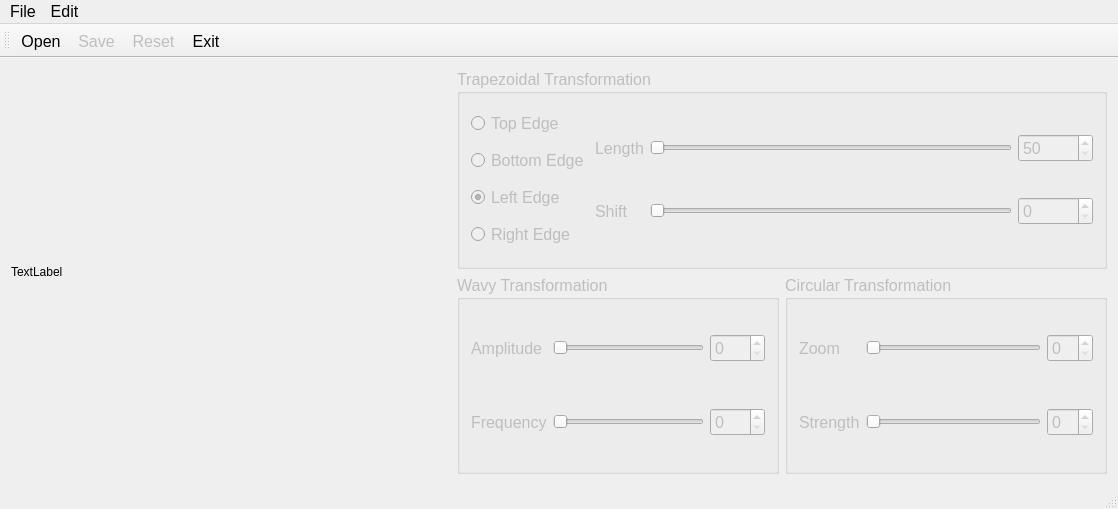
The window that hw6/ImgWarper/mainwindow.ui (otakusaikou/2016-631-M8210) describes before a commit, drawn with Qt 5.
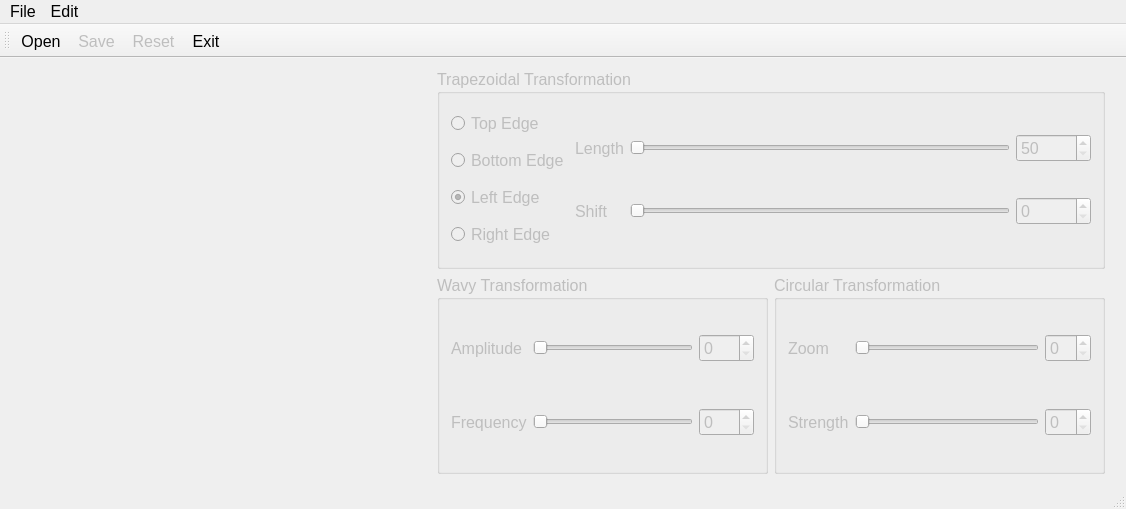
The same window after the commit. Icons and pictures are not drawn.

```diff
--- a/hw6/ImgWarper/mainwindow.ui
+++ b/hw6/ImgWarper/mainwindow.ui
@@ -6,7 +6,7 @@
    <rect>
     <x>0</x>
     <y>0</y>
-    <width>1118</width>
+    <width>1126</width>
     <height>509</height>
    </rect>
   </property>
@@ -15,7 +15,7 @@
   </property>
   <widget class="QWidget" name="centralWidget">
    <layout class="QGridLayout" name="gridLayout_7">
-    <item row="0" column="2" colspan="2">
+    <item row="0" column="3" colspan="2">
      <widget class="QGroupBox" name="trapeGroupBox">
       <property name="enabled">
        <bool>false</bool>
@@ -181,7 +181,7 @@
       </layout>
      </widget>
     </item>
-    <item row="1" column="2">
+    <item row="1" column="3">
      <widget class="QGroupBox" name="wavyGroupBox">
       <property name="enabled">
        <bool>false</bool>
@@ -290,7 +290,7 @@
       </layout>
      </widget>
     </item>
-    <item row="0" column="0" rowspan="2">
+    <item row="0" column="1" rowspan="2">
      <widget class="QLabel" name="srcImgLabel">
       <property name="sizePolicy">
        <sizepolicy hsizetype="Fixed" vsizetype="Preferred">
@@ -305,11 +305,11 @@
        </size>
       </property>
       <property name="text">
-       <string>TextLabel</string>
+       <string/>
       </property>
      </widget>
     </item>
-    <item row="1" column="3">
+    <item row="1" column="4">
      <widget class="QGroupBox" name="circleGroupBox">
       <property name="enabled">
        <bool>false</bool>
@@ -412,7 +412,7 @@
       </layout>
      </widget>
     </item>
-    <item row="0" column="1" rowspan="2">
+    <item row="0" column="2" rowspan="2">
      <spacer name="horizontalSpacer">
       <property name="orientation">
        <enum>Qt::Horizontal</enum>
@@ -422,12 +422,44 @@
       </property>
       <property name="sizeHint" stdset="0">
        <size>
-        <width>40</width>
+        <width>10</width>
         <height>15</height>
        </size>
       </property>
      </spacer>
     </item>
+    <item row="0" column="0" rowspan="2">
+     <spacer name="horizontalSpacer_2">
+      <property name="orientation">
+       <enum>Qt::Horizontal</enum>
+      </property>
+      <property name="sizeType">
+       <enum>QSizePolicy::Fixed</enum>
+      </property>
+      <property name="sizeHint" stdset="0">
+       <size>
+        <width>10</width>
+        <height>20</height>
+       </size>
+      </property>
+     </spacer>
+    </item>
+    <item row="0" column="5" rowspan="2">
+     <spacer name="horizontalSpacer_3">
+      <property name="orientation">
+       <enum>Qt::Horizontal</enum>
+      </property>
+      <property name="sizeType">
+       <enum>QSizePolicy::Fixed</enum>
+      </property>
+      <property name="sizeHint" stdset="0">
+       <size>
+        <width>10</width>
+        <height>20</height>
+       </size>
+      </property>
+     </spacer>
+    </item>
    </layout>
   </widget>
   <widget class="QMenuBar" name="menuBar">
@@ -435,7 +467,7 @@
     <rect>
      <x>0</x>
      <y>0</y>
-     <width>1118</width>
+     <width>1126</width>
      <height>22</height>
     </rect>
    </property>
```
